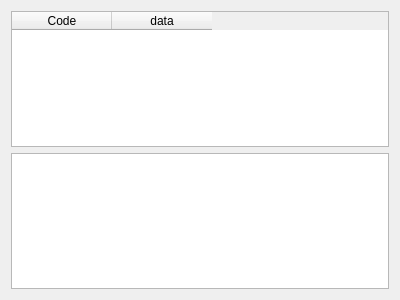
mpa-technology/nolcrm, file nolcrm/ShowImportWidget/ShowImportWidget.ui: the form before one commit.
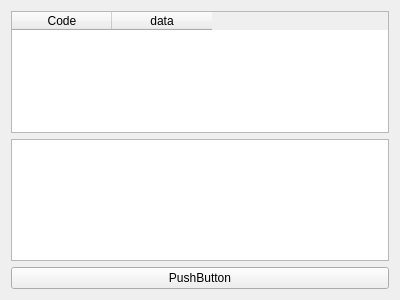
The form after the commit.

What changed in the file:
```diff
--- a/nolcrm/ShowImportWidget/ShowImportWidget.ui
+++ b/nolcrm/ShowImportWidget/ShowImportWidget.ui
@@ -31,6 +31,13 @@
    <item>
     <widget class="QTextBrowser" name="textBrowser"/>
    </item>
+   <item>
+    <widget class="QPushButton" name="pushButton">
+     <property name="text">
+      <string>PushButton</string>
+     </property>
+    </widget>
+   </item>
   </layout>
  </widget>
  <resources/>
```
